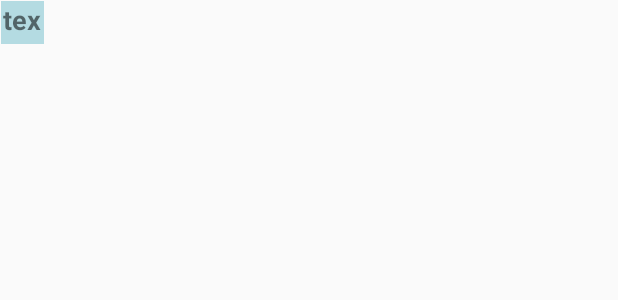
After one commit to liaodongxiaoxiao/Kotlin, an Android app: the layout item_top_title.xml on its own in the app's theme, with its tools: preview values and no code run, on a phone screen of 412 x 824 dp. The commit adds this screen. Shown: the top 300 px of the screen. Run offline under Robolectric (Android 15) with nearby library versions, the phone set to English and light mode, and no system bars.

Commit message:
lottery util

```diff
--- a/app/build.gradle
+++ b/app/build.gradle
@@ -53,7 +53,7 @@ dependencies {
     //https://github.com/zhouchaoyuan/excelPanel
     compile 'cn.zhouchaoyuan:excelpanel:1.0.2'
     //https://github.com/gturedi/StatefulLayout
-    compile 'com.github.gturedi:stateful-layout:1.1.0'
+    compile 'com.github.gturedi:stateful-layout:1.2.0'
     testCompile 'junit:junit:4.12'
     annotationProcessor 'com.google.dagger:dagger-compiler:2.9'
     kapt 'com.google.dagger:dagger-compiler:2.9'
--- a/app/src/main/AndroidManifest.xml
+++ b/app/src/main/AndroidManifest.xml
@@ -19,6 +19,7 @@
             </intent-filter>
         </activity>
         <activity
+            android:screenOrientation="portrait"
             android:name=".mvp.ui.activity.SecondActivity"
             android:theme="@style/AppThemeNoActionBar"/>
         <activity
--- /dev/null
+++ b/app/src/main/res/layout/item_top_title.xml
@@ -0,0 +1,18 @@
+<?xml version="1.0" encoding="utf-8"?>
+<LinearLayout xmlns:android="http://schemas.android.com/apk/res/android"
+              xmlns:tools="http://schemas.android.com/tools"
+              android:layout_width="30dp"
+              android:layout_height="30dp"
+              android:orientation="vertical">
+
+    <TextView
+        android:layout_margin="0.5dp"
+        android:id="@+id/col_title"
+        android:layout_width="match_parent"
+        android:layout_height="match_parent"
+        android:gravity="center"
+        android:textSize="18sp"
+        android:textStyle="bold"
+        android:background="#b4dbe2"
+        tools:text="text"/>
+</LinearLayout>
--- a/build.gradle
+++ b/build.gradle
@@ -1,7 +1,7 @@
 // Top-level build file where you can add configuration options common to all sub-projects/modules.
 
 buildscript {
-    ext.kotlin_version = '1.0.6'
+    ext.kotlin_version = '1.1.1'
     repositories {
         jcenter()
     }
```
Also changed, not shown: app/src/main/java/com/ldxx/kotlin/java/When.kt (added, +11 -0 lines), app/src/main/java/com/ldxx/kotlin/mvp/adapter/ExcelPanelDemoAdapter.kt (+12 -2 lines), app/src/main/res/values/colors.xml (+7 -0 lines).
